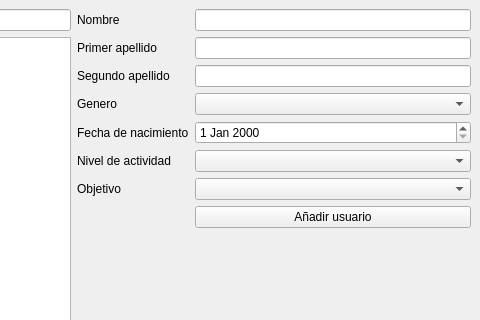
Old version of the form mainwindow.ui in the repository Ladis72/Nutricion; both pictures show x 332 to 812 and y 0 to 320 of the 812 by 601 pixel window.
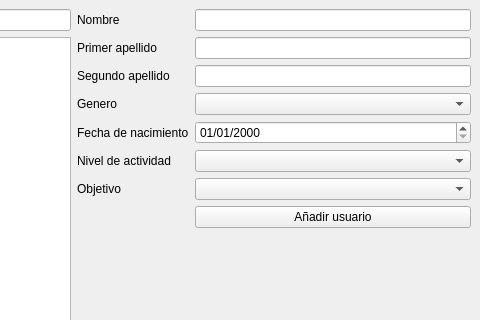
New version of the form.

```diff
--- a/mainwindow.ui
+++ b/mainwindow.ui
@@ -111,7 +111,11 @@
          </widget>
         </item>
         <item row="4" column="1">
-         <widget class="QDateEdit" name="dateEdit_birthDate"/>
+         <widget class="QDateEdit" name="dateEdit_birthDate">
+          <property name="displayFormat">
+           <string>dd/MM/yyyy</string>
+          </property>
+         </widget>
         </item>
         <item row="5" column="0">
          <widget class="QLabel" name="label_6">
```
Left out of the diff: 14 changed lines with no effect on the pictures.
